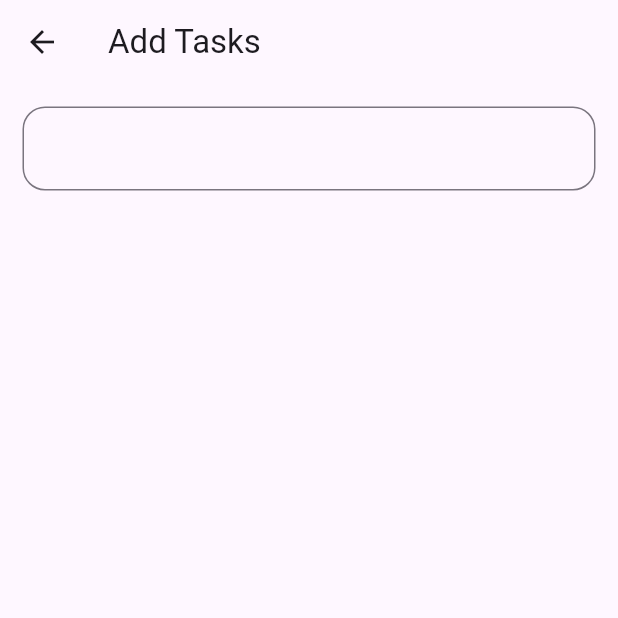
After one commit to rabiaryal/todoapp_024, a Flutter app: the AddTaskPage screen opened directly, on a phone screen of 412 x 824 dp, the top half of it. The commit adds this screen. Run offline on Flutter 3.47's test engine with Material 3 defaults, Android fonts, the phone set to English and light mode, and no system bars; our stand-ins replace google_fonts.

Commit message:
app textstyle and colors added

```diff
--- a/lib/main.dart
+++ b/lib/main.dart
@@ -1,5 +1,5 @@
 import 'package:flutter/material.dart';
-import 'package:todoapp_025/home/home.dart';
+import 'package:todoapp_025/screens/home/home.dart';
 
 void main() {
   runApp(const MyApp());
--- /dev/null
+++ b/lib/screens/addtaskpage/addtaskpage.dart
@@ -0,0 +1,26 @@
+import 'package:flutter/material.dart';
+import 'package:todoapp_025/screens/addtaskpage/widgets/textformfirld.dart';
+
+class AddTaskPage extends StatelessWidget {
+  const AddTaskPage({super.key});
+
+  @override
+  Widget build(BuildContext context) {
+    return Scaffold(
+      appBar: AppBar(
+        title:  const Text("Add Tasks"),
+      ),
+      body: Padding(
+        padding: const EdgeInsets.symmetric(horizontal: 15.0,vertical: 15),
+        child: Column(
+          mainAxisAlignment: MainAxisAlignment.start,
+          crossAxisAlignment: CrossAxisAlignment.center,
+          children: [
+            BuildTextFormField(),
+
+          ],
+        ),
+      ),
+    );
+  }
+}
--- /dev/null
+++ b/lib/screens/addtaskpage/widgets/textformfirld.dart
@@ -0,0 +1,20 @@
+import 'package:flutter/material.dart';
+
+class BuildTextFormField extends StatelessWidget {
+   BuildTextFormField({super.key});
+  final TextEditingController _controller = TextEditingController();
+
+  @override
+  Widget build(BuildContext context) {
+    return TextFormField(
+      controller: _controller,
+      decoration: InputDecoration(
+        border: OutlineInputBorder(
+          borderRadius: BorderRadius.circular(15),
+        )
+      ),
+
+
+    );
+  }
+}
```
Also changed, not shown: lib/widgets/appcolors.dart (added, +23 -0 lines), lib/widgets/apptextstyle.dart (added, +46 -0 lines), pubspec.yaml (+4 -12 lines), lib/screens/home/home.dart (renamed from lib/home/home.dart), lib/widgets/button.dart (added), pubspec.lock, 1 other file.
